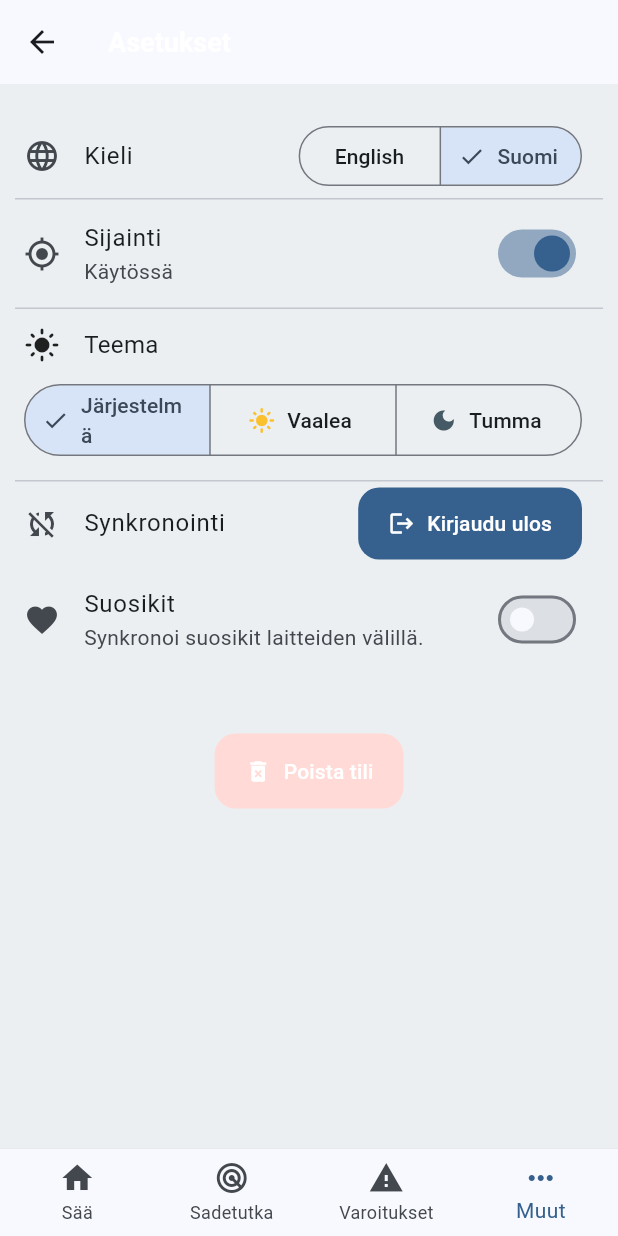
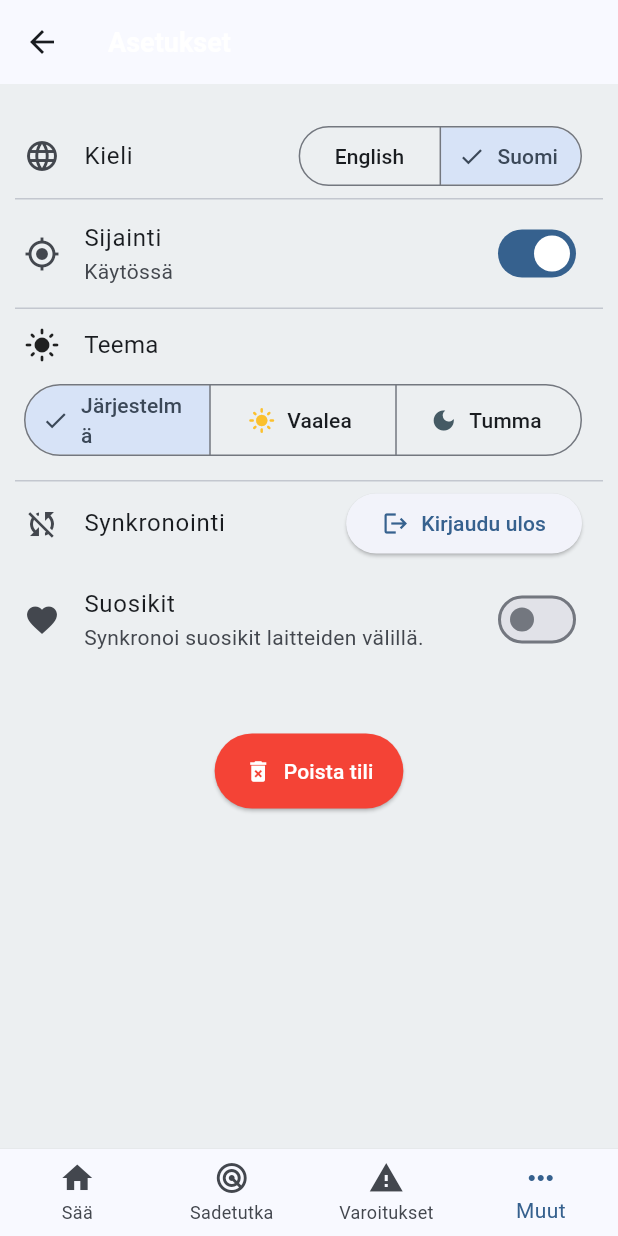
Before and after one commit to sruusk/weather, a Flutter app: the SettingsPage screen opened by its route, after a tap on "Suomi", on a phone screen of 412 x 824 dp. Run offline on Flutter 3.47's test engine with Material 3 defaults, Android fonts, the phone set to English and light mode, and no system bars; drawn by our look-alikes of dynamic_color; our stand-ins replace appwrite, fl_chart, flutter_map, flutter_svg, geolocator, go_router and 4 more; missing offline and left inert: daylight, maps_toolkit, open_meteo, pmtiles, vector_map_tiles, vector_map_tiles_pmtiles; accounts and stored records are empty; network calls fail; statements that could not run were skipped.

```diff
--- a/lib/appwrite_client.dart
+++ b/lib/appwrite_client.dart
@@ -22,7 +22,7 @@ class AppwriteClient {
 
   AppwriteClient._internal() {
     client = Client()
-        .setEndpoint("https://appwrite.kona-motors.fi/v1")
+        .setEndpoint("https://aw.a32.fi/v1")
         .setProject("6843138e001dcb69f2be");
     account = Account(client);
     realtime = Realtime(client);
--- a/lib/main.dart
+++ b/lib/main.dart
@@ -261,7 +261,9 @@ class MyApp extends StatelessWidget {
 
     return ThemeData(
       useMaterial3: true,
-      colorScheme: colorScheme,
+      colorScheme: colorScheme.copyWith(
+        errorContainer: Colors.red,
+      ),
       brightness: colorScheme.brightness,
       scaffoldBackgroundColor: amoled ? Colors.black : (isDark ? colorScheme.surface : Colors.blueGrey[50]),
       appBarTheme: AppBarTheme(
@@ -289,54 +291,6 @@ class MyApp extends StatelessWidget {
         actionTextColor: colorScheme.primary,
         shape: RoundedRectangleBorder(borderRadius: BorderRadius.circular(12)),
         elevation: 6,
-      ),
-      elevatedButtonTheme: ElevatedButtonThemeData(
-        style: ButtonStyle(
-          backgroundColor: WidgetStateProperty.resolveWith((states) {
-            if (states.contains(WidgetState.disabled)) {
-              return Color.alphaBlend(colorScheme.onSurface.withValues(alpha: 0.06), surfaceBase());
-            }
-            return colorScheme.primary;
-          }),
-          foregroundColor: WidgetStatePropertyAll(colorScheme.onPrimary),
-          elevation: WidgetStatePropertyAll(0),
-          shape: WidgetStatePropertyAll(
-            RoundedRectangleBorder(borderRadius: BorderRadius.circular(14)),
-          ),
-          padding: const WidgetStatePropertyAll(EdgeInsets.symmetric(horizontal: 20, vertical: 14)),
-        ),
-      ),
-      outlinedButtonTheme: OutlinedButtonThemeData(
-        style: ButtonStyle(
-          side: WidgetStatePropertyAll(BorderSide(color: colorScheme.outlineVariant)),
-          foregroundColor: WidgetStatePropertyAll(colorScheme.primary),
-          shape: WidgetStatePropertyAll(RoundedRectangleBorder(borderRadius: BorderRadius.circular(14))),
-          padding: const WidgetStatePropertyAll(EdgeInsets.symmetric(horizontal: 20, vertical: 14)),
-        ),
-      ),
-      textButtonTheme: TextButtonThemeData(
-        style: ButtonStyle(
-          foregroundColor: WidgetStatePropertyAll(colorScheme.primary),
-          shape: WidgetStatePropertyAll(RoundedRectangleBorder(borderRadius: BorderRadius.circular(14))),
-          padding: const WidgetStatePropertyAll(EdgeInsets.symmetric(horizontal: 16, vertical: 12)),
-        ),
-      ),
-      inputDecorationTheme: InputDecorationTheme(
-        filled: true,
-        fillColor: Color.alphaBlend(colorScheme.primary.withValues(alpha: isDark ? 0.10 : 0.04), surfaceBase()),
-        border: OutlineInputBorder(
-          borderRadius: BorderRadius.circular(14),
-          borderSide: BorderSide(color: colorScheme.outlineVariant),
-        ),
-        enabledBorder: OutlineInputBorder(
-          borderRadius: BorderRadius.circular(14),
-          borderSide: BorderSide(color: colorScheme.outlineVariant),
-        ),
-        focusedBorder: OutlineInputBorder(
-          borderRadius: BorderRadius.circular(14),
-          borderSide: BorderSide(color: colorScheme.primary),
-        ),
-        contentPadding: const EdgeInsets.symmetric(horizontal: 16, vertical: 14),
       ),
       navigationBarTheme: NavigationBarThemeData(
         backgroundColor: surfaceBase(),
@@ -370,18 +324,6 @@ class MyApp extends StatelessWidget {
         color: colorScheme.outlineVariant,
         thickness: 1,
         space: 1,
-      ),
-      switchTheme: SwitchThemeData(
-        trackColor: WidgetStateProperty.resolveWith((states) {
-          return states.contains(WidgetState.selected)
-              ? colorScheme.primary.withValues(alpha: 0.50)
-              : colorScheme.outlineVariant.withValues(alpha: 0.40);
-        }),
-        thumbColor: WidgetStateProperty.resolveWith((states) {
-          return states.contains(WidgetState.selected)
-              ? colorScheme.primary
-              : surfaceBase();
-        }),
       ),
     );
   }
--- a/lib/widgets/home/weather_details_widget.dart
+++ b/lib/widgets/home/weather_details_widget.dart
@@ -218,10 +218,11 @@ class ChildCardWidget extends StatelessWidget {
   @override
   Widget build(BuildContext context) {
     return Card(
-      elevation: 4,
+      elevation: 0,
       // shape: RoundedRectangleBorder(
       //   borderRadius: BorderRadius.zero,
       // ),
+      borderOnForeground: false,
       margin: margin,
       child: Padding(
         padding: padding,
--- a/pubspec.yaml
+++ b/pubspec.yaml
@@ -16,7 +16,7 @@ publish_to: 'none' # Remove this line if you wish to publish to pub.dev
 # https://developer.apple.com/library/archive/documentation/General/Reference/InfoPlistKeyReference/Articles/CoreFoundationKeys.html
 # In Windows, build-name is used as the major, minor, and patch parts
 # of the product and file versions while build-number is used as the build suffix.
-version: 1.0.49+50
+version: 1.0.50+51
 
 environment:
   sdk: ^3.6.0
```
